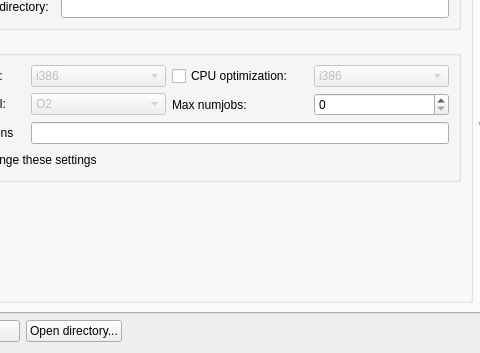
Qt form mpkg/packagebuilder/package_builder.ui (BackupTheBerlios/mops) before a commit; both pictures show x 157 to 637 and y 345 to 698 of the 1265 by 698 pixel window.
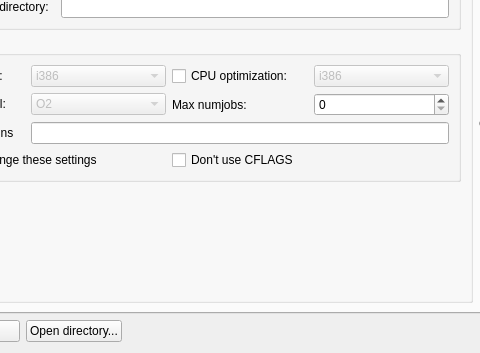
The same form after that commit. Icons and pictures are not drawn.

The edit to the form file:
```diff
--- a/mpkg/packagebuilder/package_builder.ui
+++ b/mpkg/packagebuilder/package_builder.ui
@@ -1370,6 +1370,13 @@
                    </property>
                   </widget>
                  </item>
+                 <item row="3" column="2" >
+                  <widget class="QCheckBox" name="dontUseCflags" >
+                   <property name="text" >
+                    <string>Don't use CFLAGS</string>
+                   </property>
+                  </widget>
+                 </item>
                 </layout>
                </widget>
               </item>
```
